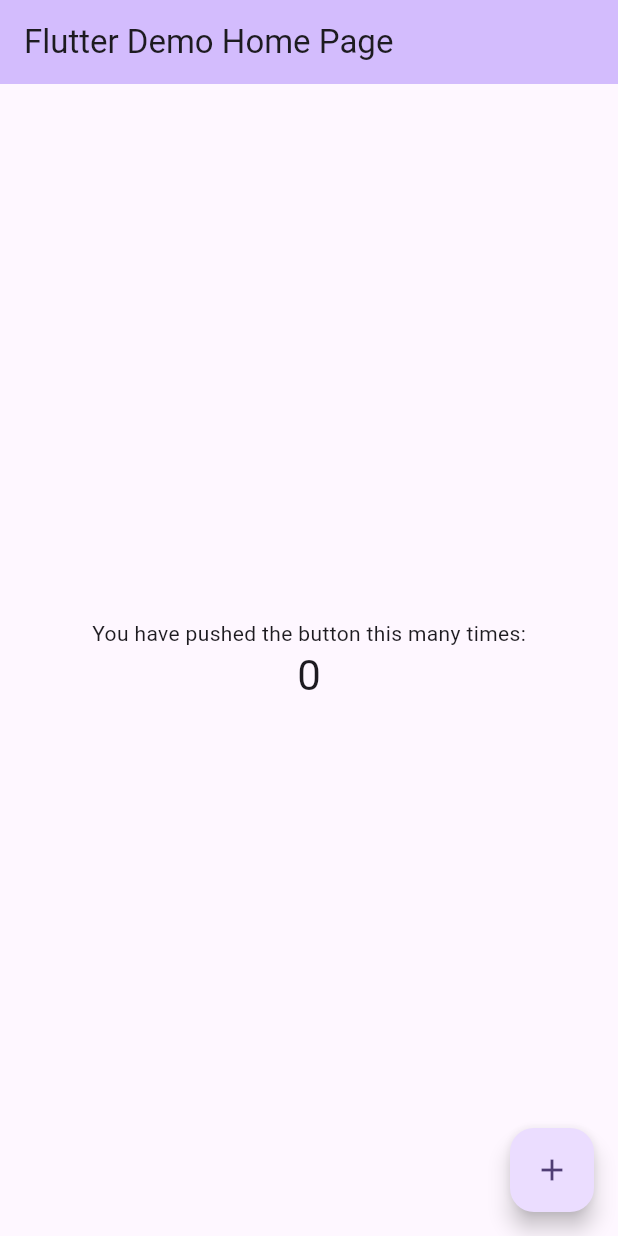
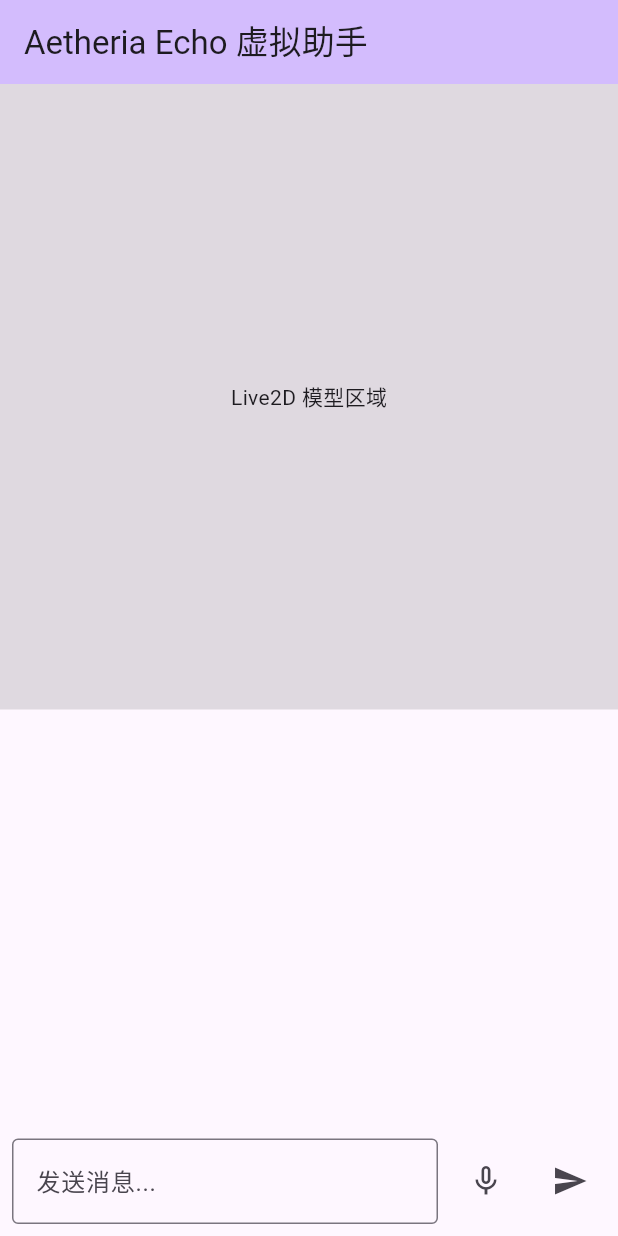
Before and after one commit to TurkeyC/aetheria_echo_flutter, a Flutter app: the screen it shows after launch, on a phone screen of 412 x 824 dp. Run offline on Flutter 3.47's test engine with Material 3 defaults, Android fonts, the light colour scheme and no system bars.

Commit message:
修改入口文件

```diff
--- a/lib/main.dart
+++ b/lib/main.dart
@@ -1,122 +1,176 @@
 import 'package:flutter/material.dart';
 
 void main() {
-  runApp(const MyApp());
+  runApp(const AetheriaEchoApp());
 }
 
-class MyApp extends StatelessWidget {
-  const MyApp({super.key});
+class AetheriaEchoApp extends StatelessWidget {
+  const AetheriaEchoApp({super.key});
 
-  // This widget is the root of your application.
   @override
   Widget build(BuildContext context) {
     return MaterialApp(
-      title: 'Flutter Demo',
+      title: 'Aetheria Echo',
       theme: ThemeData(
-        // This is the theme of your application.
-        //
-        // TRY THIS: Try running your application with "flutter run". You'll see
-        // the application has a purple toolbar. Then, without quitting the app,
-        // try changing the seedColor in the colorScheme below to Colors.green
-        // and then invoke "hot reload" (save your changes or press the "hot
-        // reload" button in a Flutter-supported IDE, or press "r" if you used
-        // the command line to start the app).
-        //
-        // Notice that the counter didn't reset back to zero; the application
-        // state is not lost during the reload. To reset the state, use hot
-        // restart instead.
-        //
-        // This works for code too, not just values: Most code changes can be
-        // tested with just a hot reload.
         colorScheme: ColorScheme.fromSeed(seedColor: Colors.deepPurple),
+        useMaterial3: true,
       ),
-      home: const MyHomePage(title: 'Flutter Demo Home Page'),
+      home: const ChatScreen(),
     );
   }
 }
 
-class MyHomePage extends StatefulWidget {
-  const MyHomePage({super.key, required this.title});
-
-  // This widget is the home page of your application. It is stateful, meaning
-  // that it has a State object (defined below) that contains fields that affect
-  // how it looks.
-
-  // This class is the configuration for the state. It holds the values (in this
-  // case the title) provided by the parent (in this case the App widget) and
-  // used by the build method of the State. Fields in a Widget subclass are
-  // always marked "final".
-
-  final String title;
+class ChatScreen extends StatefulWidget {
+  const ChatScreen({super.key});
 
   @override
-  State<MyHomePage> createState() => _MyHomePageState();
+  State<ChatScreen> createState() => _ChatScreenState();
 }
 
-class _MyHomePageState extends State<MyHomePage> {
-  int _counter = 0;
-
-  void _incrementCounter() {
-    setState(() {
-      // This call to setState tells the Flutter framework that something has
-      // changed in this State, which causes it to rerun the build method below
-      // so that the display can reflect the updated values. If we changed
-      // _counter without calling setState(), then the build method would not be
-      // called again, and so nothing would appear to happen.
-      _counter++;
-    });
-  }
+class _ChatScreenState extends State<ChatScreen> {
+  final TextEditingController _textController = TextEditingController();
+  final List<ChatMessage> _messages = [];
+  bool _isListening = false;
 
   @override
   Widget build(BuildContext context) {
-    // This method is rerun every time setState is called, for instance as done
-    // by the _incrementCounter method above.
-    //
-    // The Flutter framework has been optimized to make rerunning build methods
-    // fast, so that you can just rebuild anything that needs updating rather
-    // than having to individually change instances of widgets.
     return Scaffold(
       appBar: AppBar(
-        // TRY THIS: Try changing the color here to a specific color (to
-        // Colors.amber, perhaps?) and trigger a hot reload to see the AppBar
-        // change color while the other colors stay the same.
+        title: const Text('Aetheria Echo 虚拟助手'),
         backgroundColor: Theme.of(context).colorScheme.inversePrimary,
-        // Here we take the value from the MyHomePage object that was created by
-        // the App.build method, and use it to set our appbar title.
-        title: Text(widget.title),
       ),
-      body: Center(
-        // Center is a layout widget. It takes a single child and positions it
-        // in the middle of the parent.
-        child: Column(
-          // Column is also a layout widget. It takes a list of children and
-          // arranges them vertically. By default, it sizes itself to fit its
-          // children horizontally, and tries to be as tall as its parent.
-          //
-          // Column has various properties to control how it sizes itself and
-          // how it positions its children. Here we use mainAxisAlignment to
-          // center the children vertically; the main axis here is the vertical
-          // axis because Columns are vertical (the cross axis would be
-          // horizontal).
-          //
-          // TRY THIS: Invoke "debug painting" (choose the "Toggle Debug Paint"
-          // action in the IDE, or press "p" in the console), to see the
-          // wireframe for each widget.
-          mainAxisAlignment: MainAxisAlignment.center,
-          children: <Widget>[
-            const Text('You have pushed the button this many times:'),
-            Text(
-              '$_counter',
-              style: Theme.of(context).textTheme.headlineMedium,
+      body: Column(
+        children: [
+          // Live2D区域
+          Expanded(
+            flex: 3,
+            child: Container(
+              color: Colors.black12,
+              child: const Center(child: Text('Live2D 模型区域')),
             ),
-          ],
+          ),
+          // 聊天消息区域
+          Expanded(
+            flex: 2,
+            child: ListView.builder(
+              padding: const EdgeInsets.all(8.0),
+              itemCount: _messages.length,
+              itemBuilder: (context, index) => _messages[index],
+            ),
+          ),
+          // 输入区域
+          Container(
+            padding: const EdgeInsets.all(8.0),
+            child: Row(
+              children: [
+                Expanded(
+                  child: TextField(
+                    controller: _textController,
+                    decoration: const InputDecoration(
+                      hintText: '发送消息...',
+                      border: OutlineInputBorder(),
+                    ),
+                  ),
+                ),
+                const SizedBox(width: 8.0),
+                IconButton(
+                  onPressed: _isListening ? _stopListening : _startListening,
+                  icon: Icon(
+                    _isListening ? Icons.mic : Icons.mic_none,
+                    color: _isListening ? Colors.red : null,
+                  ),
+                ),
+                const SizedBox(width: 8.0),
+                IconButton(
+                  onPressed: _handleSubmit,
+                  icon: const Icon(Icons.send),
+                ),
+              ],
+            ),
+          ),
+        ],
+      ),
+    );
+  }
+
+  void _handleSubmit() {
+    if (_textController.text.isEmpty) return;
+
+    setState(() {
+      _messages.add(
+        ChatMessage(
+          text: _textController.text,
+          isUser: true,
         ),
+      );
+      // 模拟回复
+      _messages.add(
+        ChatMessage(
+          text: '这是一个模拟回复。之后你需要接入API获取真实回复。',
+          isUser: false,
+        ),
+      );
+    });
+
+    _textController.clear();
+  }
+
+  void _startListening() {
+    setState(() {
+      _isListening = true;
+    });
+    // 之后添加语音识别逻辑
+  }
+
+  void _stopListening() {
+    setState(() {
+      _isListening = false;
+      // 模拟语音输入
+      _textController.text = '这是语音识别的文本';
+    });
+    // 之后添加语音识别结果处理逻辑
+  }
+}
+
+class ChatMessage extends StatelessWidget {
+  final String text;
+  final bool isUser;
+
+  const ChatMessage({
+    super.key,
+    required this.text,
+    required this.isUser,
+  });
+
+  @override
+  Widget build(BuildContext context) {
+    return Container(
+      margin: const EdgeInsets.symmetric(vertical: 4.0),
+      child: Row(
+        mainAxisAlignment: isUser ? MainAxisAlignment.end : MainAxisAlignment.start,
+        children: [
+          if (!isUser)
+            const CircleAvatar(child: Text('AI')),
+          Container(
+            margin: const EdgeInsets.symmetric(horizontal: 8.0),
+            padding: const EdgeInsets.all(12.0),
+            decoration: BoxDecoration(
+              color: isUser
+                ? Theme.of(context).colorScheme.primary
+                : Colors.grey[300],
+              borderRadius: BorderRadius.circular(16.0),
+            ),
+            child: Text(
+              text,
+              style: TextStyle(
+                color: isUser ? Colors.white : Colors.black,
+              ),
+            ),
+          ),
+          if (isUser)
+            const CircleAvatar(child: Text('我')),
+        ],
       ),
-      floatingActionButton: FloatingActionButton(
-        onPressed: _incrementCounter,
-        tooltip: 'Increment',
-        child: const Icon(Icons.add),
-      ), // This trailing comma makes auto-formatting nicer for build methods.
     );
   }
 }
```
